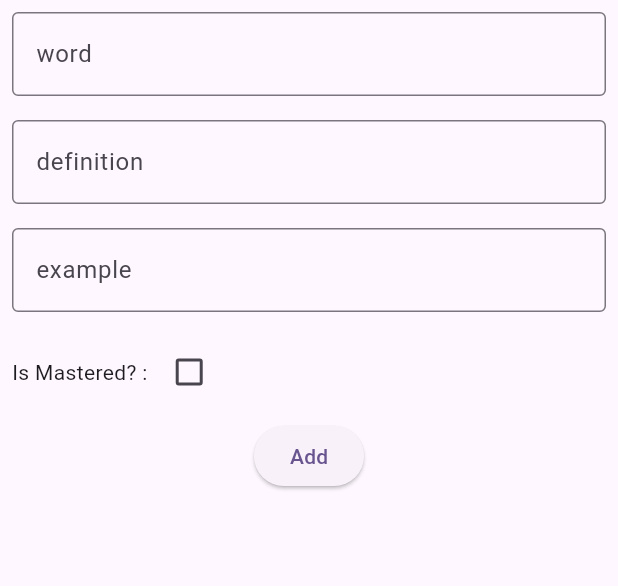
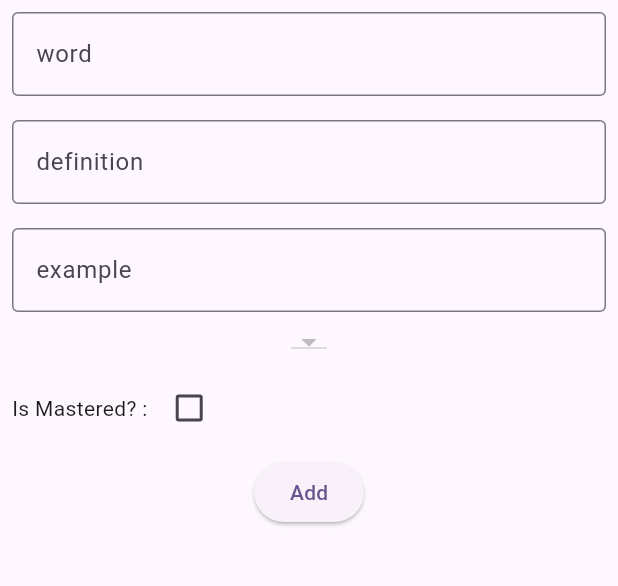
Before and after one commit to ZabihullahNooriWardak/Vocabulary_Learning_App, a Flutter app: the AddVocabulary screen opened directly, on a phone screen of 412 x 824 dp, the part 84-670 px from its top. Run offline on Flutter 3.47's test engine with Material 3 defaults, Android fonts, the phone set to English and light mode, and no system bars; our stand-ins replace drift, drift_flutter, get, get_it; accounts and stored records are empty; generated files the repository leaves out were written again.

Commit message:
adds drop down to add vocabulry screen

```diff
--- a/lib/getx_controllers/vocabulary_controller.dart
+++ b/lib/getx_controllers/vocabulary_controller.dart
@@ -57,4 +57,11 @@ class VocabularyController extends GetxController {
     await _vocabularyRepository.deleteVocabulary(id);
     getAllVocabularies();
   }
+
+  VCategoryData? _dropDownSelectedCategory;
+  VCategoryData? get dropDownSelectedCategory => _dropDownSelectedCategory;
+  setDropDownSelectedCategory(VCategoryData vc) {
+    _dropDownSelectedCategory = vc;
+    update(['drop_down']);
+  }
 }
--- a/lib/screens/add_vocabular.dart
+++ b/lib/screens/add_vocabular.dart
@@ -86,6 +86,24 @@ class _AddVocabularyState extends State<AddVocabulary> {
                     hintText: "Enter example for it"),
               ),
             ),
+            GetBuilder(
+              init: controller,
+              id: 'drop_down',
+              builder: (controller) {
+                return DropdownButton(
+                  value: controller.dropDownSelectedCategory,
+                  items:
+                      List.generate(controller.allCategories.length, (index) {
+                    return DropdownMenuItem(
+                        value: controller.allCategories[index],
+                        child: Text(controller.allCategories[index].name));
+                  }),
+                  onChanged: (value) {
+                    controller.setDropDownSelectedCategory(value!);
+                  },
+                );
+              },
+            ),
             GetBuilder<VocabularyController>(
                 init: controller,
                 builder: (controller) {
```
